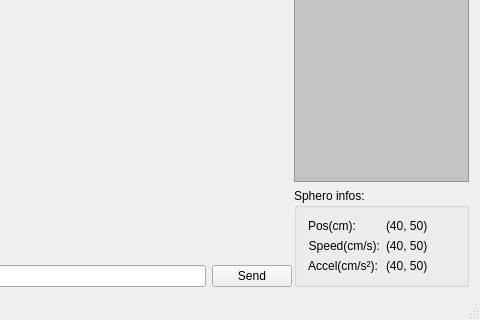
slock83/sphero-command-app, file src/mainwindow.ui: the form before one commit; both pictures show x 314 to 794 and y 144 to 464 of the 794 by 464 pixel window.
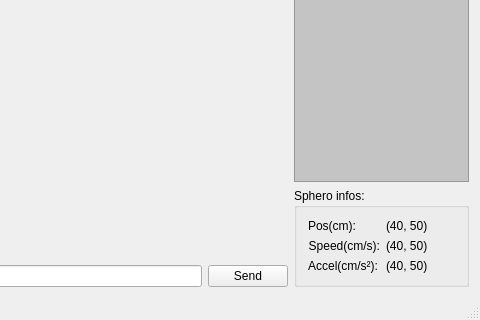
The form after the commit. Custom widgets are drawn as their Qt base class.

```diff
--- a/src/mainwindow.ui
+++ b/src/mainwindow.ui
@@ -14,11 +14,8 @@
    <string>Sphero - play with your balls !</string>
   </property>
   <widget class="QWidget" name="centralWidget">
-   <layout class="QHBoxLayout" name="horizontalLayout_4">
-    <property name="spacing">
-     <number>2</number>
-    </property>
-    <item>
+   <layout class="QGridLayout" name="gridLayout">
+    <item row="0" column="0">
      <layout class="QVBoxLayout" name="verticalLayout">
       <item>
        <widget class="QWidget" name="map" native="true">
@@ -66,7 +63,7 @@
       </item>
      </layout>
     </item>
-    <item>
+    <item row="0" column="1">
      <layout class="QVBoxLayout" name="verticalLayout_2">
       <item>
        <widget class="QListWidget" name="spheroLst">
```
